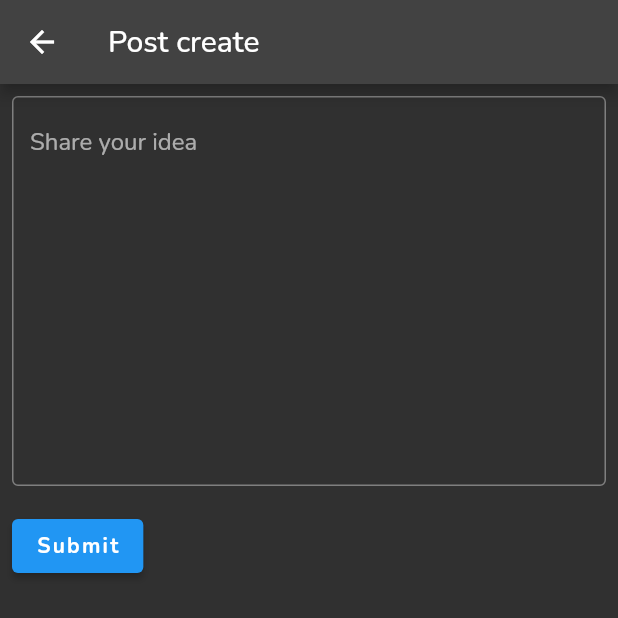
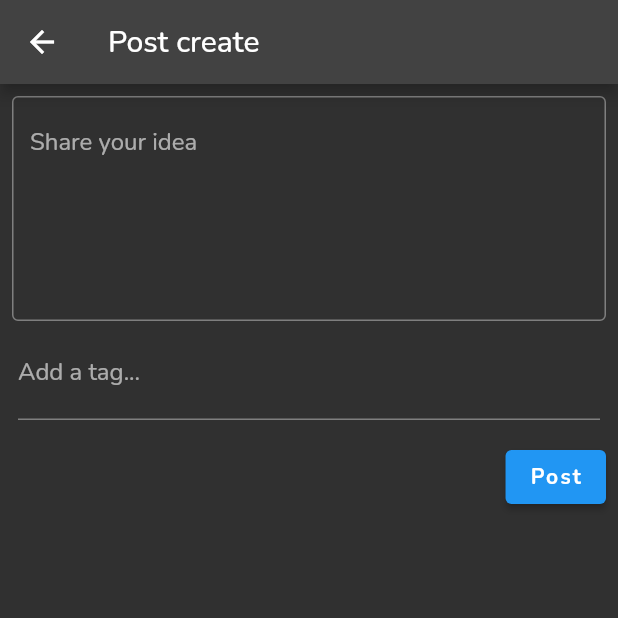
Before and after one commit to EneRgYCZ/StudHub-Mobile, a Flutter app: the PostCreateScreen screen opened by its route, on a phone screen of 412 x 824 dp, the top half of it. Run offline on Flutter 3.47's test engine with Material 2 defaults, Android fonts, the phone set to English and light mode, and no system bars; our stand-ins replace anim_search_bar, badges, cloud_firestore, expandable, firebase_auth, firebase_core and 5 more; missing offline and left inert: bulletin; accounts and stored records are empty; network calls fail.

Commit message:
Skills as tags in post create

```diff
--- a/lib/screens/posts/post_create.dart
+++ b/lib/screens/posts/post_create.dart
@@ -1,4 +1,5 @@
 import 'package:flutter/material.dart';
+import 'package:flutter_tags_x/flutter_tags_x.dart';
 import 'package:studhub/services/firestore.dart';
 
 class PostCreateScreen extends StatelessWidget {
@@ -34,8 +35,11 @@ class MyCustomForm extends StatefulWidget {
 class PostFrom extends State<MyCustomForm> {
   final _formKey = GlobalKey<FormState>();
 
-  TextEditingController title = TextEditingController();
-  TextEditingController text = TextEditingController();
+  String tags = '';
+  List arrayOfTags = [];
+
+  final TextEditingController _tagsController = TextEditingController();
+  final TextEditingController _text = TextEditingController();
 
   @override
   Widget build(BuildContext context) {
@@ -44,11 +48,11 @@ class PostFrom extends State<MyCustomForm> {
       child: Form(
         key: _formKey,
         child: Column(
-          crossAxisAlignment: CrossAxisAlignment.start,
+          crossAxisAlignment: CrossAxisAlignment.end,
           children: [
             TextFormField(
-              controller: text,
-              maxLines: 10,
+              controller: _text,
+              maxLines: 5,
               decoration: const InputDecoration(
                 border: OutlineInputBorder(),
                 hintText: 'Share your idea',
@@ -60,18 +64,65 @@ class PostFrom extends State<MyCustomForm> {
                 return null;
               },
             ),
+            arrayOfTags.isEmpty
+                ? const SizedBox.shrink()
+                : Padding(
+                    padding: const EdgeInsets.only(top: 8.0),
+                    child: Row(
+                      children: [
+                        Tags(
+                          itemCount: arrayOfTags.length,
+                          itemBuilder: (int index) {
+                            return Tooltip(
+                              message: arrayOfTags[index],
+                              child: ItemTags(
+                                textActiveColor: Colors.white,
+                                activeColor: Colors.blueGrey,
+                                color: Colors.blueGrey,
+                                textColor: Colors.white,
+                                borderRadius: BorderRadius.circular(10),
+                                index: index,
+                                title: arrayOfTags[index],
+                              ),
+                            );
+                          },
+                        )
+                      ],
+                    ),
+                  ),
+            Container(
+              padding: const EdgeInsets.all(4),
+              child: Expanded(
+                child: TextField(
+                  controller: _tagsController,
+                  decoration: const InputDecoration(labelText: "Add a tag..."),
+                  onChanged: (value) {
+                    setState(() {
+                      tags = value;
+                    });
+                  },
+                  onSubmitted: (value) {
+                    String hastagString = "#" + value;
+                    arrayOfTags.add(hastagString);
+                    setState(() {
+                      _tagsController.clear();
+                    });
+                  },
+                ),
+              ),
+            ),
             Padding(
-              padding: const EdgeInsets.symmetric(vertical: 16.0),
+              padding: const EdgeInsets.symmetric(vertical: 10.0),
               child: ElevatedButton(
                 onPressed: () {
                   // Validate returns true if the form is valid, or false otherwise.
                   if (_formKey.currentState!.validate()) {
-                    FirestoreService().createPost(text.text);
+                    FirestoreService().createPost(_text.text, arrayOfTags);
                     Navigator.of(context)
                         .pushNamedAndRemoveUntil('/', (route) => false);
                   }
                 },
-                child: const Text('Submit'),
+                child: const Text('Post'),
               ),
             ),
           ],
--- a/lib/screens/posts/post_item.dart
+++ b/lib/screens/posts/post_item.dart
@@ -9,7 +9,6 @@ class PostItem extends StatelessWidget {
 
   @override
   Widget build(BuildContext context) {
-    List tags = ["Da", "Nu", "De ce nu?"];
     return Hero(
       tag: post.text,
       child: Card(
@@ -63,16 +62,16 @@ class PostItem extends StatelessWidget {
                 child: Row(
                   children: [
                     Tags(
-                      itemCount: tags.length,
+                      itemCount: post.skills.length,
                       itemBuilder: (int index) {
                         return Tooltip(
-                          message: tags[index],
+                          message: post.skills[index],
                           child: ItemTags(
                             onPressed: (i) {
                               Navigator.pushNamed(
                                 context,
                                 '/search',
-                                arguments: tags[index],
+                                arguments: post.skills[index],
                               );
                             },
                             textActiveColor: Colors.white,
@@ -81,7 +80,7 @@ class PostItem extends StatelessWidget {
                             textColor: Colors.white,
                             borderRadius: BorderRadius.circular(10),
                             index: index,
-                            title: tags[index],
+                            title: post.skills[index],
                           ),
                         );
                       },
@@ -124,7 +123,6 @@ class PostsScreen extends StatelessWidget {
 
   @override
   Widget build(BuildContext context) {
-    List tags = ["Da", "Nu", "De ce nu?"];
     return Scaffold(
       appBar: AppBar(
         backgroundColor: Colors.transparent,
@@ -172,16 +170,16 @@ class PostsScreen extends StatelessWidget {
           child: Row(
             children: [
               Tags(
-                itemCount: tags.length,
+                itemCount: post.skills.length,
                 itemBuilder: (int index) {
                   return Tooltip(
-                    message: tags[index],
+                    message: post.skills[index],
                     child: ItemTags(
                       onPressed: (i) {
                         Navigator.pushNamed(
                           context,
                           '/search',
-                          arguments: tags[index],
+                          arguments: post.skills[index],
                         );
                       },
                       textActiveColor: Colors.white,
@@ -190,7 +188,7 @@ class PostsScreen extends StatelessWidget {
                       textColor: Colors.white,
                       borderRadius: BorderRadius.circular(10),
                       index: index,
-                      title: tags[index],
+                      title: post.skills[index],
                     ),
                   );
                 },
--- a/lib/screens/posts/posts.dart
+++ b/lib/screens/posts/posts.dart
@@ -15,7 +15,7 @@ class PostsScreen extends StatelessWidget {
   @override
   Widget build(BuildContext context) {
     var size = MediaQuery.of(context).size;
-    final double itemHeight = (size.height - kToolbarHeight - 24) / 6;
+    final double itemHeight = (size.height - kToolbarHeight - 24) / 5;
     final double itemWidth = size.width / 2;
     return FutureBuilder<List<Post>>(
       future: FirestoreService().getPosts(),
--- a/lib/services/firestore.dart
+++ b/lib/services/firestore.dart
@@ -69,13 +69,13 @@ class FirestoreService {
     await ref.add(newMessage);
   }
 
-  Future<void> createPost(text) async {
+  Future<void> createPost(String text, List skills) async {
     var user = AuthService().user!;
     var ref = _db.collection('posts');
 
     var newData = {
       'date': DateFormat.yMMMMd('en_US').format(DateTime.now()),
-      'skills': ["CSS", "JSX"],
+      'skills': skills,
       'text': text,
       'uid': user.uid,
       'userName': user.displayName,
--- a/lib/shared/screenArguments.dart
+++ b/lib/shared/screenArguments.dart
@@ -1,3 +1,4 @@
+// ignore: file_names
 import 'package:studhub/services/models.dart';
 
 class ScreenArguments {
```
Also changed, not shown: 2 other files.
